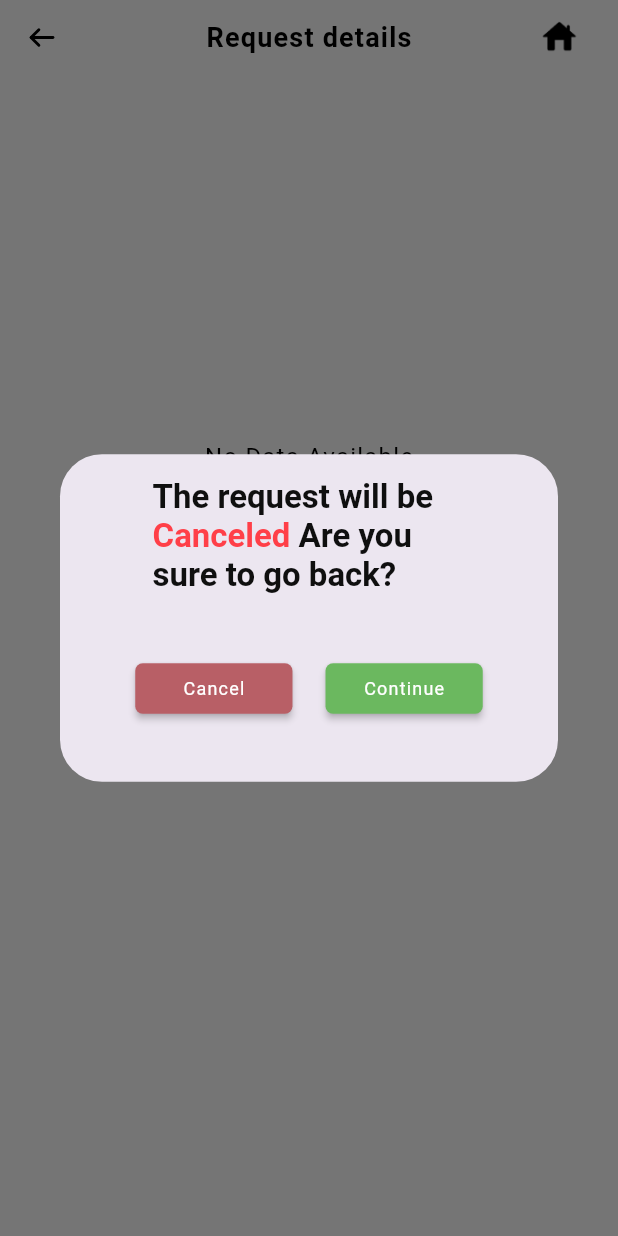
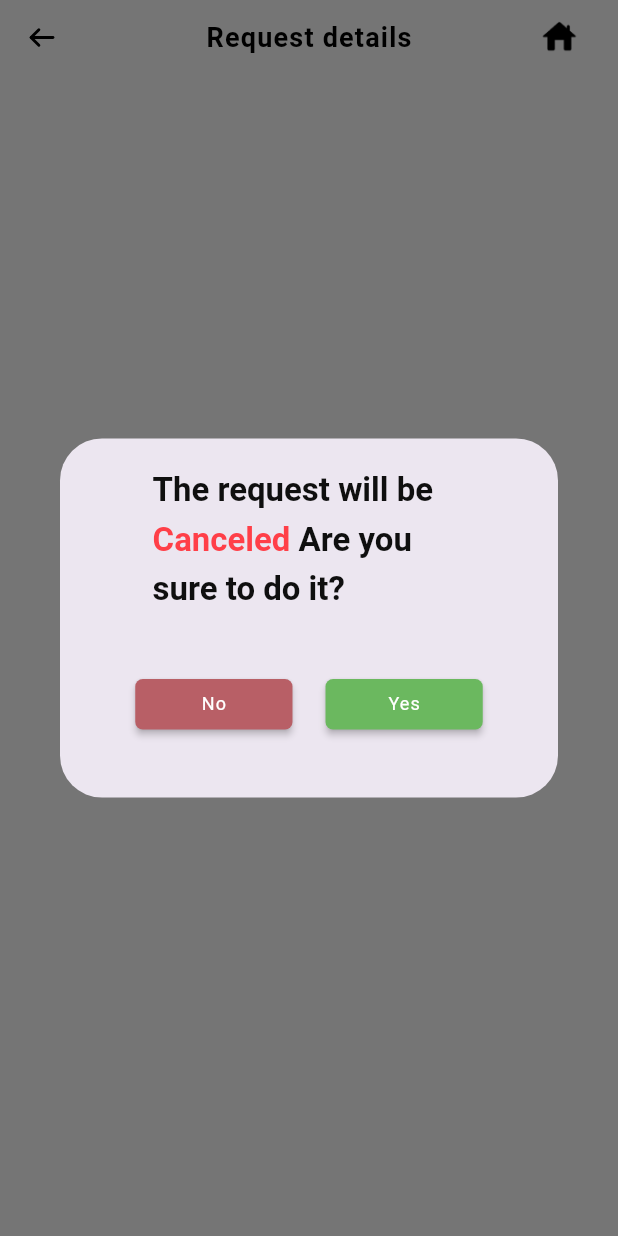
Before and after one commit to Seliem997/flash_customer, a Flutter app: the RequestDetails screen opened directly with empty values, after a tap on an icon or button, on a phone screen of 412 x 824 dp. Run offline on Flutter 3.47's test engine with Material 3 defaults, Android fonts, the phone set to English and light mode, and no system bars; our stand-ins replace cached_network_image, calendar_timeline, carousel_slider, cross_file, dots_indicator, event_bus and 15 more; missing offline and left inert: change_case, fast_cached_network_image, fl_country_code_picker, flex_color_picker, flutter_overlay_loader, flutter_statusbarcolor_ns and 1 more; accounts and stored records are empty; generated files the repository leaves out were written again; network calls fail; statements that could not run were skipped; project files that could hold a hidden picture were left out.

```diff
--- a/lib/base/service/base_service.dart
+++ b/lib/base/service/base_service.dart
@@ -40,7 +40,7 @@ class BaseService {
               .post(Uri.parse(api),
                   body: jsonBody ? jsonEncode(body) : body,
                   headers: headerWithToken)
-              .timeout(const Duration(seconds: 15), onTimeout: () {
+              .timeout(const Duration(seconds: 25), onTimeout: () {
             AppLoader.stopLoader();
             logger.e("Request Timeout");
             mainEventBus.fire(NetworkFailEvent());
@@ -61,7 +61,7 @@ class BaseService {
         } else if (requestType == Request.get) {
           await http
               .get(Uri.parse(api), headers: headerWithToken)
-              .timeout(const Duration(seconds: 10), onTimeout: () {
+              .timeout(const Duration(seconds: 25), onTimeout: () {
             AppLoader.stopLoader();
             // CustomSnackBars.somethingWentWrongSnackBar(context);
             logger.e("Request Timeout");
@@ -82,7 +82,7 @@ class BaseService {
         } else if (requestType == Request.delete) {
           await http
               .delete(Uri.parse(api), headers: headerWithToken)
-              .timeout(const Duration(seconds: 10), onTimeout: () {
+              .timeout(const Duration(seconds: 25), onTimeout: () {
             AppLoader.stopLoader();
             // CustomSnackBars.somethingWentWrongSnackBar(context);
             logger.e("Request Timeout");
@@ -105,7 +105,7 @@ class BaseService {
               .patch(Uri.parse(api),
               body: jsonBody ? jsonEncode(body) : body,
               headers: headerWithToken)
-              .timeout(const Duration(seconds: 10), onTimeout: () {
+              .timeout(const Duration(seconds: 25), onTimeout: () {
             AppLoader.stopLoader();
             logger.e("Request Timeout");
             return http.Response('Request Timeout', 408);
@@ -127,7 +127,7 @@ class BaseService {
               .put(Uri.parse(api),
               body: jsonBody ? jsonEncode(body) : body,
               headers: headerWithToken)
-              .timeout(const Duration(seconds: 10), onTimeout: () {
+              .timeout(const Duration(seconds: 25), onTimeout: () {
             AppLoader.stopLoader();
             logger.e("Request Timeout");
             return http.Response('Request Timeout', 408);
@@ -152,7 +152,7 @@ class BaseService {
           await http
               .post(Uri.parse(api),
                   body: jsonBody ? jsonEncode(body) : body, headers: headers)
-              .timeout(const Duration(seconds: 10), onTimeout: () {
+              .timeout(const Duration(seconds: 25), onTimeout: () {
             AppLoader.stopLoader();
             logger.e("Request Timeout");
             return http.Response('Request Timeout', 408);
@@ -172,7 +172,7 @@ class BaseService {
         } else if (requestType == Request.get) {
           await http
               .get(Uri.parse(api), headers: headers)
-              .timeout(const Duration(seconds: 10), onTimeout: () {
+              .timeout(const Duration(seconds: 25), onTimeout: () {
             AppLoader.stopLoader();
             logger.e("Request Timeout");
             return http.Response('Request Timeout', 408);
@@ -192,7 +192,7 @@ class BaseService {
         } else if (requestType == Request.delete) {
           await http
               .delete(Uri.parse(api), headers: headerWithToken)
-              .timeout(const Duration(seconds: 10), onTimeout: () {
+              .timeout(const Duration(seconds: 25), onTimeout: () {
             AppLoader.stopLoader();
             // CustomSnackBars.somethingWentWrongSnackBar(context);
             logger.e("Request Timeout");
@@ -214,7 +214,7 @@ class BaseService {
           await http
               .patch(Uri.parse(api),
               body: jsonBody ? jsonEncode(body) : body, headers: headers)
-              .timeout(const Duration(seconds: 10), onTimeout: () {
+              .timeout(const Duration(seconds: 25), onTimeout: () {
             AppLoader.stopLoader();
             logger.e("Request Timeout");
             return http.Response('Request Timeout', 408);
@@ -236,7 +236,7 @@ class BaseService {
               .put(Uri.parse(api),
               body: jsonBody ? jsonEncode(body) : body,
               headers: headerWithToken)
-              .timeout(const Duration(seconds: 10), onTimeout: () {
+              .timeout(const Duration(seconds: 25), onTimeout: () {
             AppLoader.stopLoader();
             logger.e("Request Timeout");
             return http.Response('Request Timeout', 408);
--- a/lib/providers/package_provider.dart
+++ b/lib/providers/package_provider.dart
@@ -82,10 +82,10 @@ class PackageProvider with ChangeNotifier {
     notifyListeners();
   }
 
-  Future getManufacturers() async {
+  Future getManufacturers({int? carId}) async {
     resetDropDownValues();
     await packageService
-        .getManufacturersOfType(vehicleTypeId: vehicleTypeId)
+        .getManufacturersOfType(vehicleTypeId: carId ?? vehicleTypeId)
         .then((value) {
       if (value.status == Status.success) {
         manufacturerDataList = value.data;
--- a/lib/services/about_service.dart
+++ b/lib/services/about_service.dart
@@ -101,4 +101,7 @@ class AboutService extends BaseService {
     return ResponseResult(status, '', message: responseMessage);
   }
 
+
+
+
 }
--- a/lib/services/addresses_services.dart
+++ b/lib/services/addresses_services.dart
@@ -52,8 +52,8 @@ class AddressesService extends BaseService {
     return ResponseResult(status, addressesData, message: message);
   }
 
-  int? currentPage;
-  int? lastPage;
+  int? currentPage=1;
+  int? lastPage=1;
 
   Future<ResponseResult> getAddresses({int? page}) async {
     Status result = Status.error;
--- a/lib/ui/contact/contact_us.dart
+++ b/lib/ui/contact/contact_us.dart
@@ -202,9 +202,11 @@ class _ContactUsState extends State<ContactUs> {
                 ),
                 verticalSpace(15),
                 DefaultButton(
-                  height: 37,
+                  height: 38,
                   width: 345,
                   text: S.of(context).send,
+                  fontSize: MyFontSize.size15,
+                  fontWeight: MyFontWeight.bold,
                   onPressed: () {
                     if(aboutProvider.emailController.text != ''){
                       if (aboutProvider.contactDataKey.currentState!.validate()) {
@@ -232,7 +234,6 @@ class _ContactUsState extends State<ContactUs> {
                         CustomSnackBars.failureSnackBar(context, S.of(context).pleaseFillRequiredFields,);
                       }
                     }
-
                   },
                 ),
                 verticalSpace(24),
--- a/lib/ui/home/home_screen.dart
+++ b/lib/ui/home/home_screen.dart
@@ -16,6 +16,7 @@ import 'package:flutter/services.dart';
 import 'package:flutter_svg/svg.dart';
 import 'package:google_maps_flutter/google_maps_flutter.dart';
 import 'package:geolocator/geolocator.dart';
+import 'package:intl/intl.dart';
 import 'package:provider/provider.dart';
 import 'package:showcaseview/showcaseview.dart';
 
@@ -215,10 +216,9 @@ class _HomeScreenState extends State<HomeScreen> {
                     alignment: Alignment.bottomRight,
                     child: GestureDetector(
                       onTap: () async{
+                        AppLoader.showLoader(context);
                         try {
-                          AppLoader.showLoader(context);
                           await Geolocator.getCurrentPosition().then((Position position) async {
-                            AppLoader.stopLoader();
                             homeProvider.mapController.animateCamera(
                               CameraUpdate.newCameraPosition(
                                 CameraPosition(
@@ -237,6 +237,7 @@ class _HomeScreenState extends State<HomeScreen> {
                         } catch (e) {
                           log("Error in catch accessing current location $e");
                         }
+                        AppLoader.stopLoader();
                       },
                       child: Padding(
                         padding: onlyEdgeInsets(end: 2,),
@@ -346,7 +347,7 @@ class _HomeScreenState extends State<HomeScreen> {
                       navigateTo(context, const RegisterPhoneNumber());
                           },
                     fontWeight: MyFontWeight.medium,
-                    fontSize: MyFontSize.size14,
+                    fontSize: Intl.getCurrentLocale() == 'ar' ? MyFontSize.size14 : MyFontSize.size12,
                   ),
                 ],
               ),
--- a/lib/ui/monthly_pkg/plan.dart
+++ b/lib/ui/monthly_pkg/plan.dart
@@ -54,7 +54,7 @@ class _MonthlyPlansState extends State<MonthlyPlans> {
         Provider.of<RequestServicesProvider>(context, listen: false);
     final HomeProvider homeProvider =
         Provider.of<HomeProvider>(context, listen: false);
-
+    packageProvider.selectedPackageIndex = null;
     await requestServicesProvider.getCityId(
       lat: homeProvider.currentPosition!.latitude,
       long: homeProvider.currentPosition!.longitude,
@@ -239,6 +239,7 @@ class PackageCard extends StatelessWidget {
                             fontSize: MyFontSize.size10,
                             fontWeight: MyFontWeight.medium),
                         children: [
+/*
                           TextSpan(
                             text:
                                 ' ${S.of(context).per} ${packageProvider.packagesDataList[index].per}',
@@ -248,6 +249,7 @@ class PackageCard extends StatelessWidget {
                               fontWeight: MyFontWeight.medium,
                             ),
                           ),
+*/
                         ],
                       ),
                     ),
--- a/lib/ui/requests/request_details_payment.dart
+++ b/lib/ui/requests/request_details_payment.dart
@@ -322,7 +322,9 @@ class _RequestDetailsState extends State<RequestDetails> {
                     style: TextStyle(
                         color: const Color(0xFF0F0F0F),
                         fontSize: MyFontSize.size20,
-                        fontWeight: MyFontWeight.semiBold),
+                        fontWeight: MyFontWeight.semiBold,
+                        height: 1.5,
+                    ),
                     children: [
                       TextSpan(
                         text: S.of(context).canceled,
@@ -354,7 +356,7 @@ class _RequestDetailsState extends State<RequestDetails> {
                       DefaultButton(
                         width: 100,
                         height: 33,
-                        text: S.of(context).cancel,
+                        text: S.of(context).no,
                         textColor: AppColor.white,
                         onPressed: () {
                           Navigator.pop(context);
@@ -365,7 +367,7 @@ class _RequestDetailsState extends State<RequestDetails> {
                       DefaultButton(
                         width: 100,
                         height: 33,
-                        text: S.of(context).continu,
+                        text: S.of(context).yes,
                         textColor: AppColor.white,
                         onPressed: () {
                           userDataProvider.timer!.cancel();
@@ -407,7 +409,9 @@ class _RequestDetailsState extends State<RequestDetails> {
                           style: TextStyle(
                               color: const Color(0xFF0F0F0F),
                               fontSize: MyFontSize.size20,
-                              fontWeight: MyFontWeight.semiBold),
+                              fontWeight: MyFontWeight.semiBold,
+                            height: 1.5
+                          ),
                           children: [
                             TextSpan(
                               text: S.of(context).canceled,
@@ -439,7 +443,7 @@ class _RequestDetailsState extends State<RequestDetails> {
                             DefaultButton(
                               width: 100,
                               height: 33,
-                              text: S.of(context).cancel,
+                              text: S.of(context).no,
                               textColor: AppColor.white,
                               onPressed: () {
                                 Navigator.pop(context);
@@ -450,7 +454,7 @@ class _RequestDetailsState extends State<RequestDetails> {
                             DefaultButton(
                               width: 100,
                               height: 33,
-                              text: S.of(context).continu,
+                              text: S.of(context).yes,
                               textColor: AppColor.white,
                               onPressed: () {
                                 userDataProvider.timer!.cancel();
@@ -1107,7 +1111,7 @@ class _RequestDetailsState extends State<RequestDetails> {
                                         const Spacer(),
                                         TextWidget(
                                           text:
-                                              "${requestServicesProvider.updatedRequestDetailsData!.tax!} ${S.of(context).sr}",
+                                              "${requestServicesProvider.updatedRequestDetailsData!.tax!.toStringAsFixed(2)} ${S.of(context).sr}",
                                           textSize: MyFontSize.size12,
                                           fontWeight: MyFontWeight.medium,
                                           color: const Color(0xFF383838),
@@ -1149,7 +1153,7 @@ class _RequestDetailsState extends State<RequestDetails> {
                                                       .couponData ==
                                                   null,
                                               height: 80,
-                                              padding: onlyEdgeInsets(bottom: 5,start: 5, top: 3),
+                                              padding: onlyEdgeInsets(bottom: 5,start: 5, top: 1),
                                             ),
                                           ),
                                         ),
--- a/lib/ui/vehicles/new_vehicle.dart
+++ b/lib/ui/vehicles/new_vehicle.dart
@@ -47,7 +47,7 @@ class _VehicleInfoState extends State<VehicleInfo> {
         Provider.of<PackageProvider>(context, listen: false);
     final MyVehiclesProvider myVehiclesProvider =
     Provider.of<MyVehiclesProvider>(context, listen: false);
-    await packageProvider.getManufacturers();
+    await packageProvider.getManufacturers(carId: 1);
     myVehiclesProvider.plateCharacters = '';
     if(widget.updateVehicle){
       var vehicleData= myVehiclesProvider.myVehiclesData!.collection![widget.index!];
```
Also changed, not shown: lib/l10n/intl_ar.arb (+5 -4 lines), lib/l10n/intl_en.arb (+4 -3 lines), lib/providers/addresses_provider.dart (+4 -3 lines), lib/services/package_service.dart (+5 -2 lines), lib/ui/addresses/addresses.dart (+27 -12 lines), lib/ui/home/widgets/widgets.dart (+1 -18 lines), lib/ui/requests/summaryRequestDetails.dart (+5 -3 lines), lib/ui/vehicles/vehicles_type.dart (+6 -33 lines), pubspec.lock.
